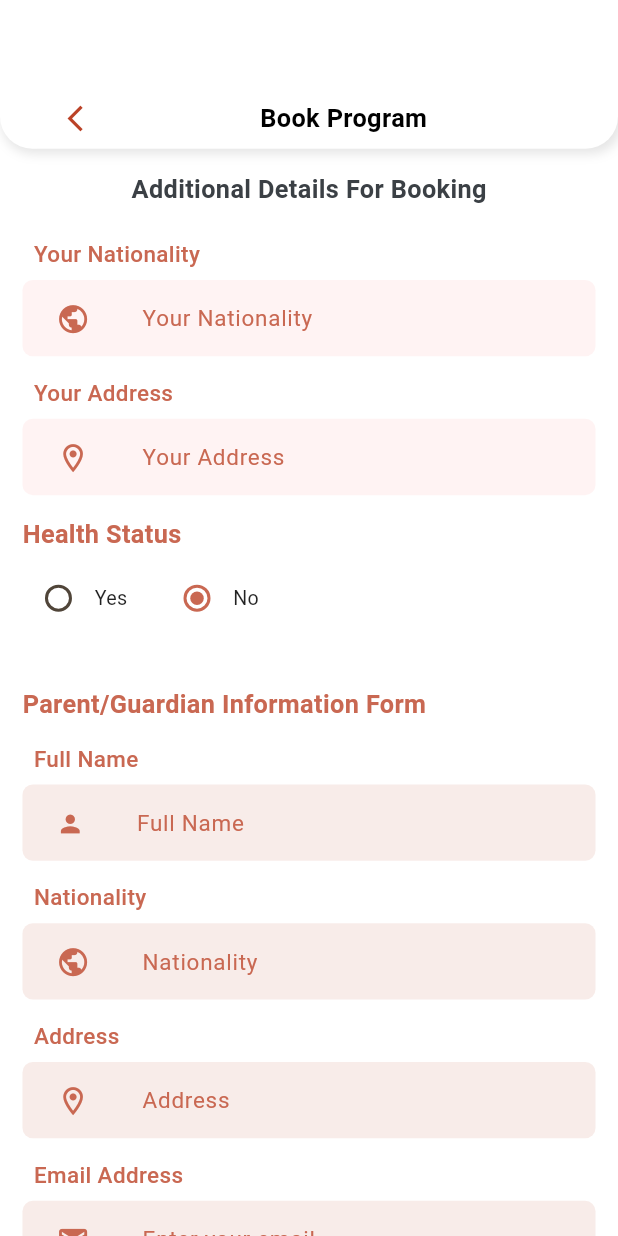
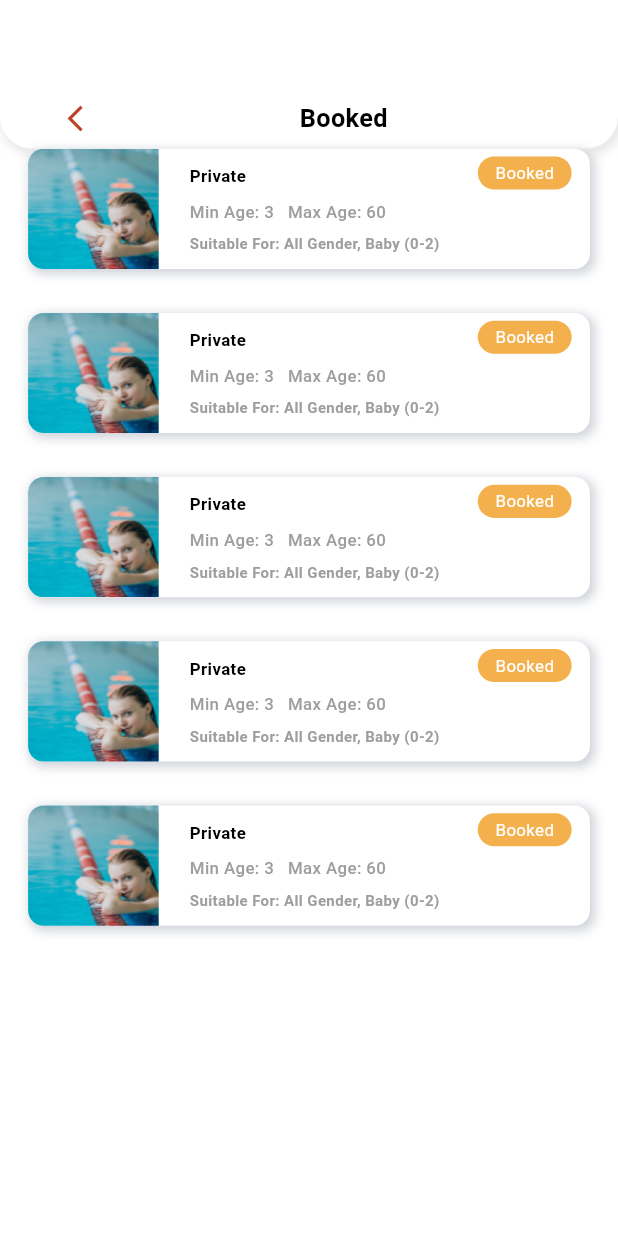
Before and after one commit to AnnotexCo/Hola-Academy, a Flutter app: the ProfileScreen screen opened by its route, after a tap on "Booked", on a phone screen of 412 x 824 dp. Run offline on Flutter 3.47's test engine with Material 3 defaults, Android fonts, the light colour scheme and no system bars; our stand-ins replace dropdown_button2, easy_date_timeline, flutter_screenutil, flutter_svg, image_picker, scroll_snap_list and 1 more; network calls fail; project files that could hold a hidden picture were left out.

Commit message:
feat: add booked screen and update routing

```diff
--- a/lib/core/Routing/app_router.dart
+++ b/lib/core/Routing/app_router.dart
@@ -9,6 +9,7 @@ import 'package:hola_academy/features/classes/program_levl_screen.dart';
 import 'package:hola_academy/features/home/home_screen.dart';
 import 'package:hola_academy/features/layout/layout_screen.dart';
 import 'package:hola_academy/features/onboarding/onbording.dart';
+import 'package:hola_academy/features/profile/UI/booked_screen.dart';
 import 'package:hola_academy/features/profile/UI/contact_us_screen.dart';
 import 'package:hola_academy/features/profile/UI/personal_info_screen.dart';
 import 'package:hola_academy/features/profile/UI/profile_screen.dart';
@@ -61,6 +62,11 @@ class AppRouter {
       case Routes.contactUsScreen:
         return MaterialPageRoute(builder: (_) => ContactUsScreen());
 
+      // Booked
+      case Routes.bookedScreen:
+        return MaterialPageRoute(builder: (_) => const BookedScreen());
+
+      // classes
       case Routes.classesScreen:
         return MaterialPageRoute(builder: (_) => ClassesScreen());
 
--- a/lib/core/Routing/routes.dart
+++ b/lib/core/Routing/routes.dart
@@ -16,4 +16,5 @@ class Routes {
   static const String scheduleEvaluationScreen = "/scheduleEvaluationScreen";
   static const String bookProgramsScreen = "/bookProgramsScreen";
   static const String notFoundScreen = "/notFoundScreen";
+  static const String bookedScreen = "/bookedScreen";
 }
--- a/lib/core/constants/app_string.dart
+++ b/lib/core/constants/app_string.dart
@@ -144,4 +144,7 @@ class AppString {
   static const String historyTransaction = "History Transaction";
   static const String myBalance = "My Balance";
 
+  // Booked Screen
+
+
 }
--- a/lib/core/constants/color_manager.dart
+++ b/lib/core/constants/color_manager.dart
@@ -19,4 +19,5 @@ class ColorManager {
   static const Color blackFontColor = Color(0xff2D3135);
   static const Color blackColor = Color(0xff000000);
   static const Color lightYellow = Color(0xFFFAE0BA);
+  static const Color lightOrange = Color(0xFFF3B04C);
 }
--- a/lib/core/constants/image_manager.dart
+++ b/lib/core/constants/image_manager.dart
@@ -60,4 +60,7 @@ class ImageManager {
   // Transactions Icons
   static const String confirm = 'assets/icons/confirm.svg';
 
+  // Home Screen
+  static const String  programImage = "assets/images/programimage.png";
+
 }
--- a/lib/features/home/components/program_card.dart
+++ b/lib/features/home/components/program_card.dart
@@ -1,5 +1,6 @@
 import 'package:flutter/material.dart';
 import 'package:flutter_screenutil/flutter_screenutil.dart';
+import 'package:hola_academy/core/constants/image_manager.dart';
 
 class ProgramCard extends StatelessWidget {
   final double? height;
@@ -25,8 +26,7 @@ class ProgramCard extends StatelessWidget {
           decoration: BoxDecoration(
             borderRadius: BorderRadius.circular(22.r),
           ),
-          child:
-              Image.asset("assets/images/programimage.png", fit: BoxFit.fill),
+          child: Image.asset(ImageManager.programImage, fit: BoxFit.fill),
         ),
         Positioned(
             top: 8.h,
--- /dev/null
+++ b/lib/features/profile/UI/booked_screen.dart
@@ -0,0 +1,46 @@
+import 'package:flutter/material.dart';
+import 'package:flutter_screenutil/flutter_screenutil.dart';
+import 'package:hola_academy/core/components/custom_app_bar.dart';
+import 'package:hola_academy/core/constants/app_string.dart';
+import 'package:hola_academy/core/constants/image_manager.dart';
+import 'package:hola_academy/features/profile/UI/widgets/booked_cared.dart';
+
+class BookedScreen extends StatelessWidget {
+  const BookedScreen({super.key});
+
+  @override
+  Widget build(BuildContext context) {
+    return Scaffold(
+      body: Column(
+        children: [
+          CustomAppBar(
+            title: AppString.booked,
+          ),
+          Expanded(
+            child: ListView.builder(
+              itemCount: 5, // Number of booked courses
+              itemBuilder: (context, index) {
+                return Padding(
+                  padding: EdgeInsets.only(
+                    bottom: 34.h,
+                    left: 20.w,
+                    right: 20.w,
+                  ),
+                  child: BookedCard(
+                    imageUrl: ImageManager
+                        .programImage, // Replace with your image URL
+                    title: "Private",
+                    minAge: "3",
+                    maxAge: "60",
+                    suitableFor: "All Gender, Baby (0-2)",
+                    status: "Booked",
+                  ),
+                );
+              },
+            ),
+          ),
+        ],
+      ),
+    );
+  }
+}
--- a/lib/features/profile/UI/profile_screen.dart
+++ b/lib/features/profile/UI/profile_screen.dart
@@ -88,7 +88,7 @@ class _ProfileScreenState extends State<ProfileScreen> {
                     icon: ImageManager.booking,
                     text: AppString.booked,
                     onTap: () {
-                      Navigator.pushNamed(context, Routes.bookProgramsScreen);
+                      Navigator.pushNamed(context, Routes.bookedScreen);
                     },
                   ),
                   _buildMenuItem(
--- /dev/null
+++ b/lib/features/profile/UI/widgets/booked_cared.dart
@@ -0,0 +1,126 @@
+import 'package:flutter/material.dart';
+import 'package:flutter_screenutil/flutter_screenutil.dart';
+import 'package:flutter_svg/svg.dart';
+import 'package:hola_academy/core/constants/color_manager.dart';
+
+class BookedCard extends StatelessWidget {
+  final String imageUrl;
+  final String title;
+  final String minAge;
+  final String maxAge;
+  final String suitableFor;
+  final String status;
+
+  const BookedCard({
+    super.key,
+    required this.imageUrl,
+    required this.title,
+    required this.minAge,
+    required this.maxAge,
+    required this.suitableFor,
+    required this.status,
+  });
+
+  @override
+  Widget build(BuildContext context) {
+    return Container(
+      width: 398.w,
+      height: 93.h,
+      //margin: const EdgeInsets.symmetric(vertical: 8, horizontal: 16),
+      //padding: const EdgeInsets.all(12),
+      decoration: BoxDecoration(
+        color: Colors.white,
+        borderRadius: BorderRadius.circular(12.r),
+        boxShadow: [
+          BoxShadow(
+            color: ColorManager.shadowColor,
+            blurRadius: 5,
+            spreadRadius: 1,
+            offset: const Offset(2, 2),
+          ),
+        ],
+      ),
+      child: Row(
+        children: [
+          // Course Image
+          ClipRRect(
+            borderRadius: BorderRadius.only(
+              topLeft: Radius.circular(12.r),
+              bottomLeft: Radius.circular(12.r),
+            ),
+            child: Image.asset(
+              imageUrl,
+              height: 130.h,
+              width: 93.w,
+              fit: BoxFit.cover,
+            ),
+          ),
+
+          SizedBox(width: 22.w),
+
+          Expanded(
+            child: Column(
+              mainAxisAlignment: MainAxisAlignment.center,
+              crossAxisAlignment: CrossAxisAlignment.start,
+              children: [
+                Text(
+                  title,
+                  style: TextStyle(
+                    fontSize: 12.sp,
+                    fontWeight: FontWeight.w700,
+                    color: Colors.black,
+                  ),
+                ),
+                SizedBox(height: 9.h),
+                Text(
+                  "Min Age: $minAge   Max Age: $maxAge",
+                  style: TextStyle(
+                    fontSize: 12.sp,
+                    fontWeight: FontWeight.w500,
+                    color: Colors.grey,
+                  ),
+                ),
+                SizedBox(height: 7.h),
+                Text(
+                  "Suitable For: $suitableFor",
+                  style: const TextStyle(
+                    fontSize: 10,
+                    fontWeight: FontWeight.w600,
+                    color: Colors.grey,
+                  ),
+                ),
+              ],
+            ),
+          ),
+
+          const SizedBox(width: 8),
+
+          // Status Tag
+          Column(
+            children: [
+              Padding(
+                padding: EdgeInsets.only(top: 6.h, right: 13.w),
+                child: Container(
+                  padding:
+                      EdgeInsets.symmetric(vertical: 3.5.h, horizontal: 12.5.w),
+                  decoration: BoxDecoration(
+                    color: ColorManager.lightOrange,
+                    borderRadius: BorderRadius.circular(12),
+                  ),
+                  child: Text(
+                    status,
+                    style: TextStyle(
+                      fontSize: 12.sp,
+                      fontWeight: FontWeight.w400,
+                      color: ColorManager.whiteColor,
+                    ),
+                  ),
+                ),
+              ),
+            ],
+          ),
+        ],
+      ),
+    );
+  }
+}
```
Also changed, not shown: assets/images/programimage.png.
